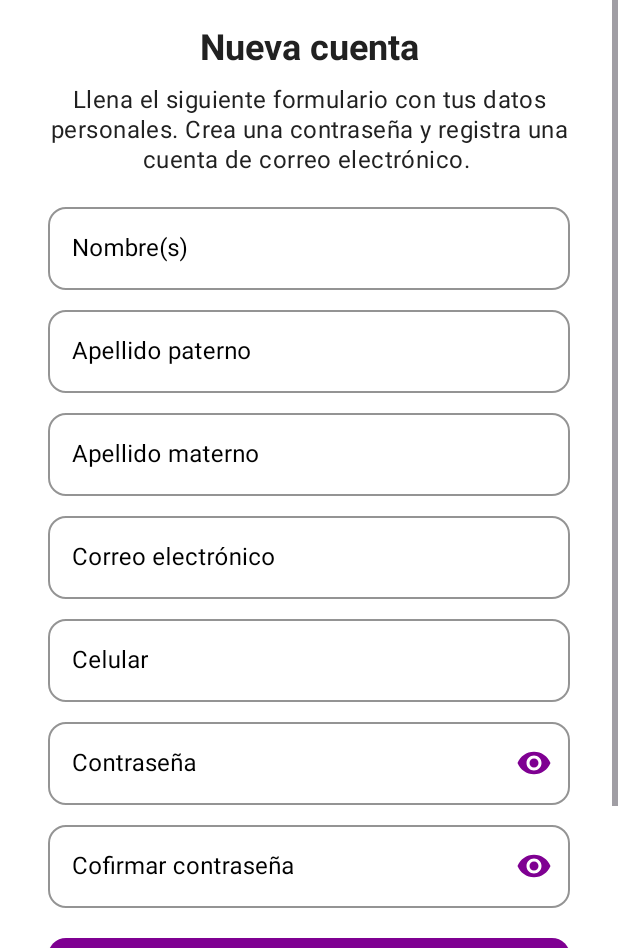
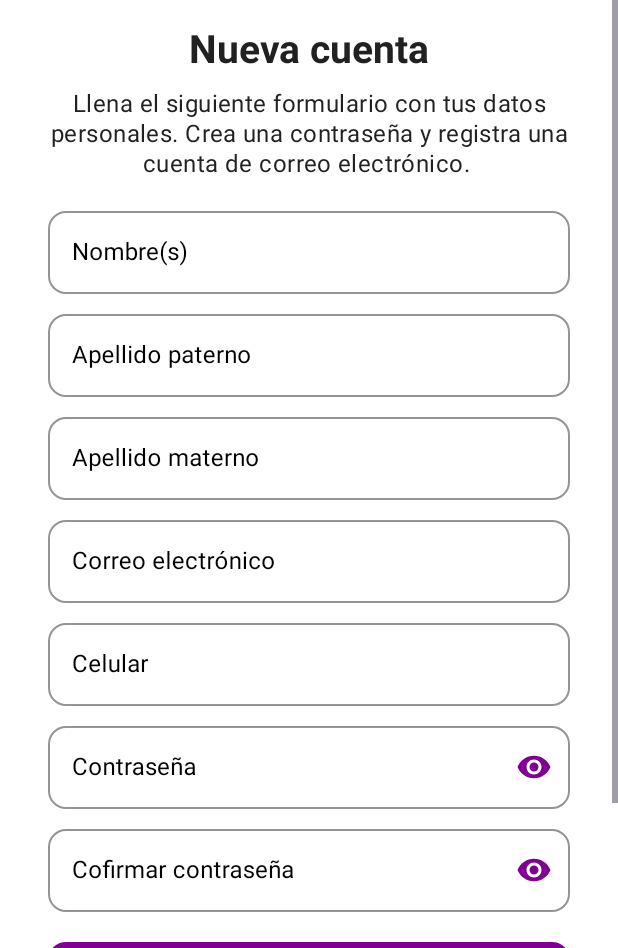
Before and after one commit to GCastro-Systems/AntojaTEC, an Android app: the RegisterFragment screen opened through its navigation route, on a phone screen of 412 x 824 dp, the part 288-1236 px from its top. Run offline under Robolectric (Android 15) with nearby library versions, the light colour scheme and no system bars; our stand-ins replace Room's generated code.

Commit message:
Ajustes visuales de login terminados

```diff
--- a/app/src/main/res/values/styles.xml
+++ b/app/src/main/res/values/styles.xml
@@ -16,7 +16,7 @@
         </style>
 
         <style name="Text_H2">
-            <item name="android:textSize">24sp</item>
+            <item name="android:textSize">26sp</item>
             <item name="android:textColor">@color/near_black</item>
             <item name="android:textStyle">bold</item>
             <item name="android:layout_width">wrap_content</item>
@@ -38,7 +38,7 @@
         <style name="Text_LabelLarge">
             <item name="android:textSize">18sp</item>
             <item name="android:textColor">@color/near_black</item>
-            <item name="android:textStyle">bold</item>
+            <item name="android:textStyle">normal</item>
             <item name="android:textAllCaps">false</item>
             <item name="android:layout_width">wrap_content</item>
             <item name="android:layout_height">wrap_content</item>
```
